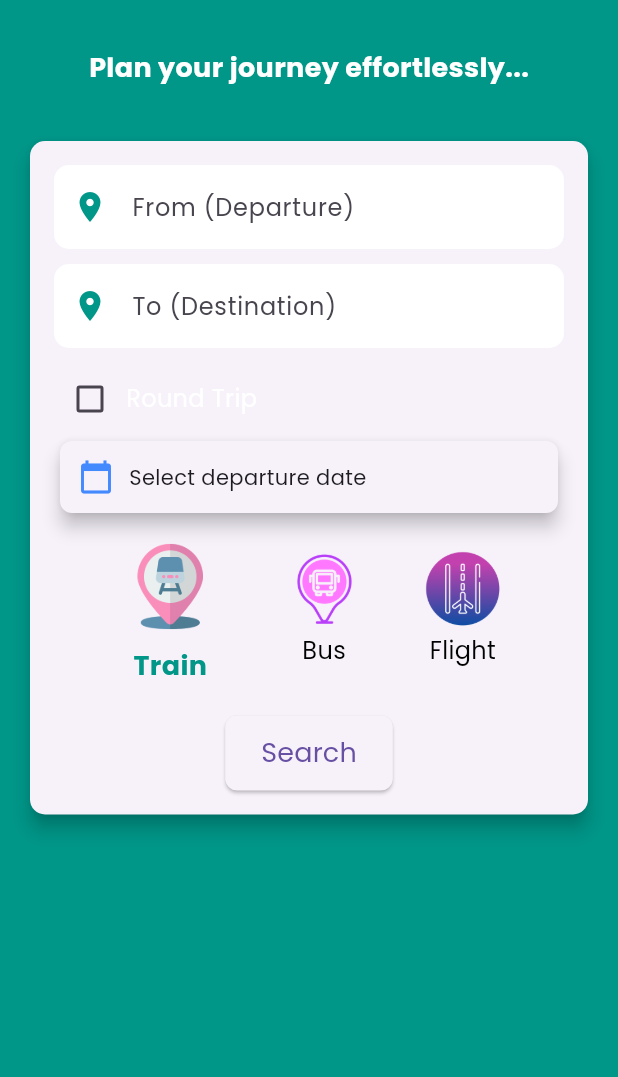
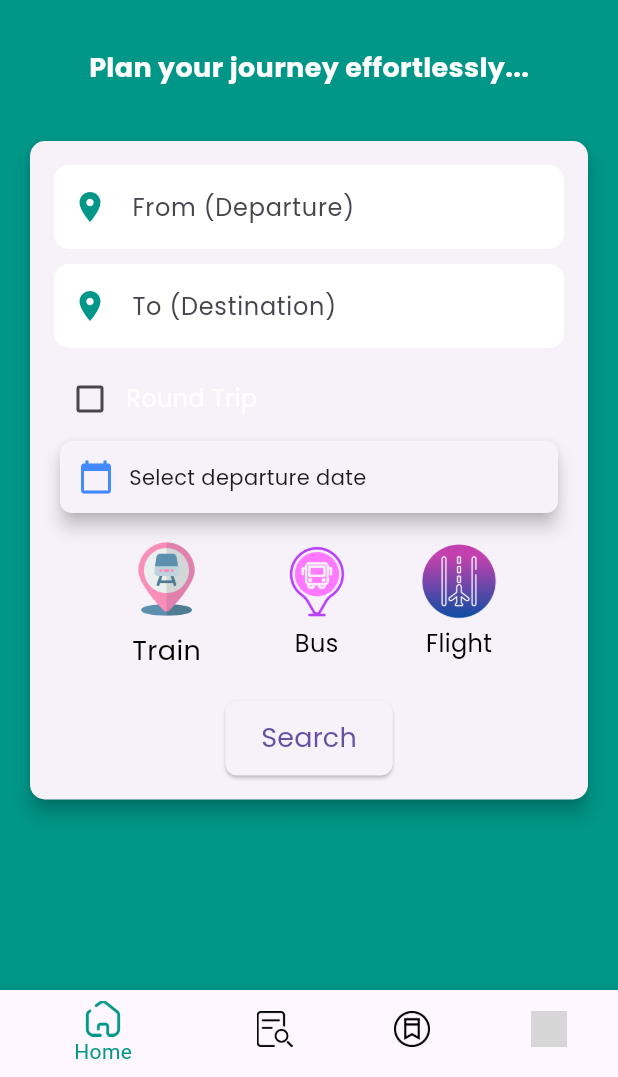
Before and after one commit to jimmyurl/train-ticketing, a Flutter app: the HomeScreen screen opened directly, on a phone screen of 412 x 824 dp, the part 159-1236 px from its top. Run offline on Flutter 3.47's test engine with Material 3 defaults, Android fonts, the light colour scheme and no system bars; drawn by our look-alikes of animated_text_kit; our stand-ins replace flutter_screenutil, gap, get, shared_preferences, supabase_flutter; accounts and stored records are empty; grey boxes are pictures that could not be loaded.

Commit message:
updated navbar

```diff
--- a/lib/ui/home_screen.dart
+++ b/lib/ui/home_screen.dart
@@ -11,12 +11,10 @@ class _HomeScreenState extends State<HomeScreen> {
   bool isRoundTrip = false;
   DateTime? departureDate;
   DateTime? returnDate;
+  String selectedTransportType = 'Train';
 
   final TextEditingController fromController = TextEditingController();
   final TextEditingController toController = TextEditingController();
-
-  // Track the selected transport type
-  String selectedTransport = 'Train';
 
   Future<void> _selectDepartureDate(BuildContext context) async {
     final DateTime? picked = await showDatePicker(
@@ -44,6 +42,12 @@ class _HomeScreenState extends State<HomeScreen> {
         returnDate = picked;
       });
     }
+  }
+
+  void _onTransportTypeSelected(String transportType) {
+    setState(() {
+      selectedTransportType = transportType;
+    });
   }
 
   @override
@@ -77,7 +81,6 @@ class _HomeScreenState extends State<HomeScreen> {
                   padding: const EdgeInsets.all(16.0),
                   child: Column(
                     children: [
-                      // 'From' Field
                       TextField(
                         controller: fromController,
                         decoration: InputDecoration(
@@ -94,7 +97,6 @@ class _HomeScreenState extends State<HomeScreen> {
                         ),
                       ),
                       const SizedBox(height: 10),
-                      // 'To' Field
                       TextField(
                         controller: toController,
                         decoration: InputDecoration(
@@ -215,6 +217,32 @@ class _HomeScreenState extends State<HomeScreen> {
           ],
         ),
       ),
+      bottomNavigationBar: BottomNavigationBar(
+        items: const <BottomNavigationBarItem>[
+          BottomNavigationBarItem(
+            icon: ImageIcon(AssetImage('assets/icons/home.png')),
+            label: 'Home',
+          ),
+          BottomNavigationBarItem(
+            icon: ImageIcon(AssetImage('assets/icons/search.png')),
+            label: 'Search',
+          ),
+          BottomNavigationBarItem(
+            icon: ImageIcon(AssetImage('assets/icons/saved.png')),
+            label: 'Saved',
+          ),
+          BottomNavigationBarItem(
+            icon: ImageIcon(AssetImage('assets/icons/profile.png')),
+            label: 'Profile',
+          ),
+        ],
+        currentIndex: 0,
+        selectedItemColor: Colors.teal,
+        unselectedItemColor: Colors.black,
+        onTap: (int index) {
+          // Handle bottom navigation tap
+        },
+      ),
     );
   }
 
@@ -248,31 +276,25 @@ class _HomeScreenState extends State<HomeScreen> {
   }
 
   Widget _buildTransportOption(String label, String iconPath) {
-    final bool isSelected = label == selectedTransport;
-
+    bool isSelected = selectedTransportType == label;
     return GestureDetector(
-      onTap: () {
-        setState(() {
-          selectedTransport = label; // Update selected transport option
-        });
-      },
+      onTap: () => _onTransportTypeSelected(label),
       child: Column(
         children: [
           Image.asset(
             iconPath,
-            height: isSelected ? 70 : 50, // Enlarge the selected icon
-            width: isSelected ? 70 : 50, // Enlarge the selected icon
+            height: isSelected ? 60 : 50,
+            width: isSelected ? 60 : 50,
+            fit: BoxFit.cover,
           ),
           const SizedBox(height: 5),
           Text(
             label,
             style: TextStyle(
               fontFamily: 'Poppins',
-              color: isSelected
-                  ? Colors.teal
-                  : Colors.black, // Highlight the selected option
+              color: Colors.black,
               fontSize: isSelected ? 18 : 16,
-              fontWeight: isSelected ? FontWeight.bold : FontWeight.w500,
+              fontWeight: FontWeight.w500,
             ),
           ),
         ],
```
